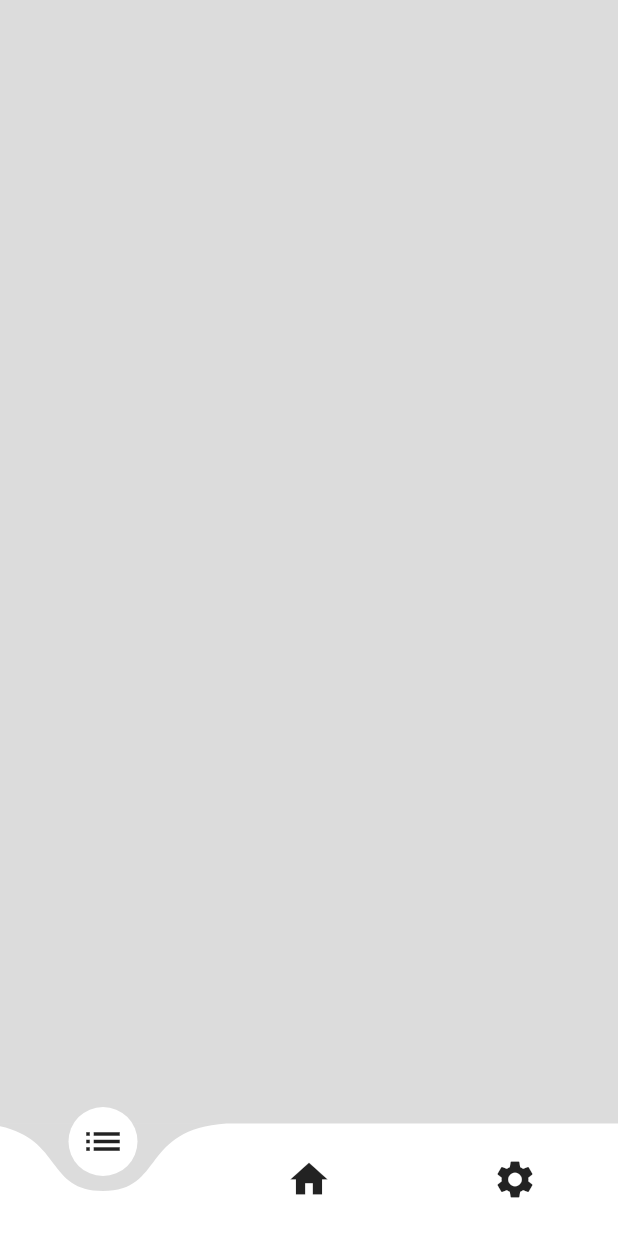
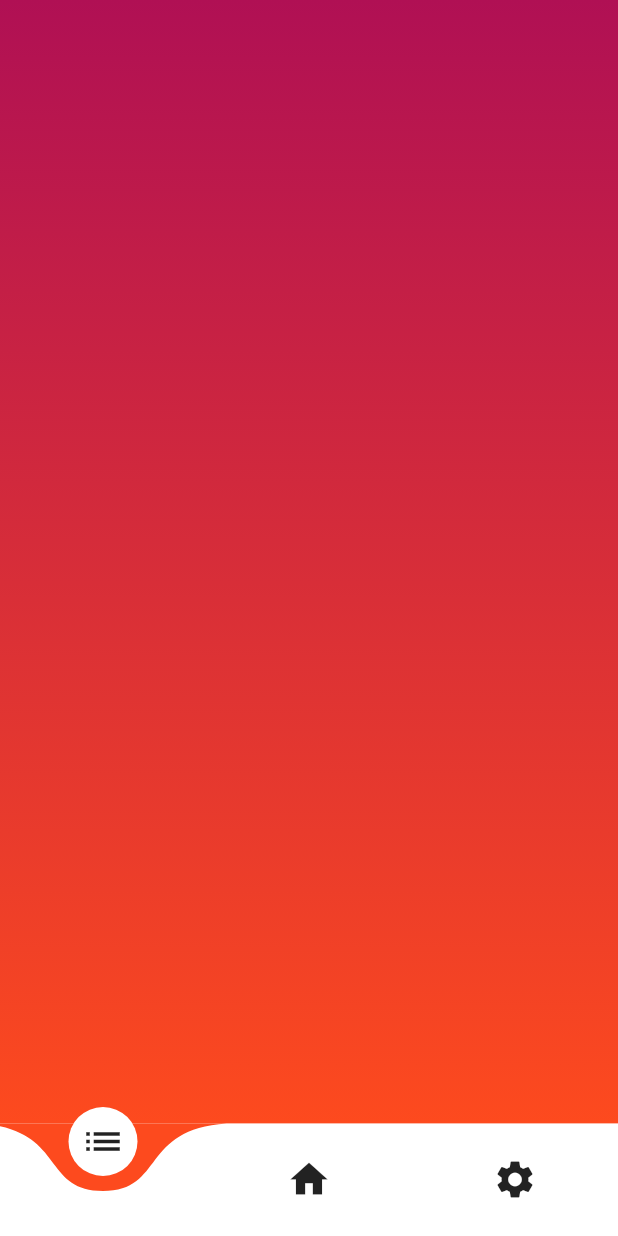
Before and after one commit to Il-Messia/PizzMe, a Flutter app: the screen it shows after launch, on a phone screen of 412 x 824 dp. Run offline on Flutter 3.47's test engine with Material 2 defaults, Android fonts, the phone set to English and light mode, and no system bars; drawn by our look-alikes of curved_navigation_bar; missing offline and left inert: gradient_text.

Commit message:
first commit

```diff
--- a/lib/home.dart
+++ b/lib/home.dart
@@ -1,5 +1,6 @@
 import 'package:curved_navigation_bar/curved_navigation_bar.dart';
 import 'package:flutter/material.dart';
+import 'res/colori.dart';
 
 class Home extends StatefulWidget {
   @override
@@ -7,12 +8,15 @@ class Home extends StatefulWidget {
 }
 
 class _HomeState extends State<Home> {
+
+  Colori _c = new Colori();
+
   @override
   Widget build(BuildContext context) {
     return new Scaffold(
       bottomNavigationBar: CurvedNavigationBar(
         color: Colors.white,
-        backgroundColor: Colors.black12,
+        backgroundColor: _c.getStartGradient(),
         items: <Widget>[
           Icon(Icons.list, size: 30),
           Icon(Icons.home, size: 30),
@@ -22,7 +26,19 @@ class _HomeState extends State<Home> {
           //Handle button tap
         },
       ),
-      body: Container(color:  Colors.black12),
+      body: Container(
+        decoration: BoxDecoration(
+          gradient: LinearGradient(
+            colors: [
+                      _c.getStartGradient(),
+                      _c.getEndGradient(),
+                    ],
+                    begin: Alignment.bottomCenter,
+                    end: Alignment.topCenter,
+                    tileMode: TileMode.clamp
+          )
+        ),
+      ),
     );
   }
 }
```
Also changed, not shown: 1 other file.
